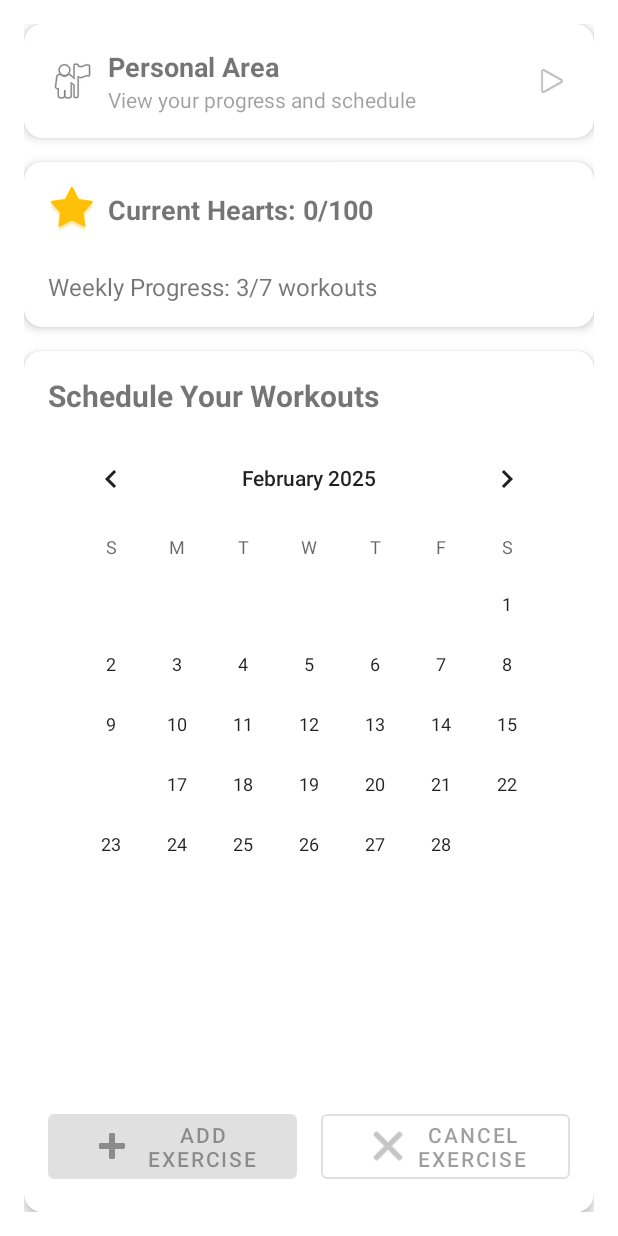
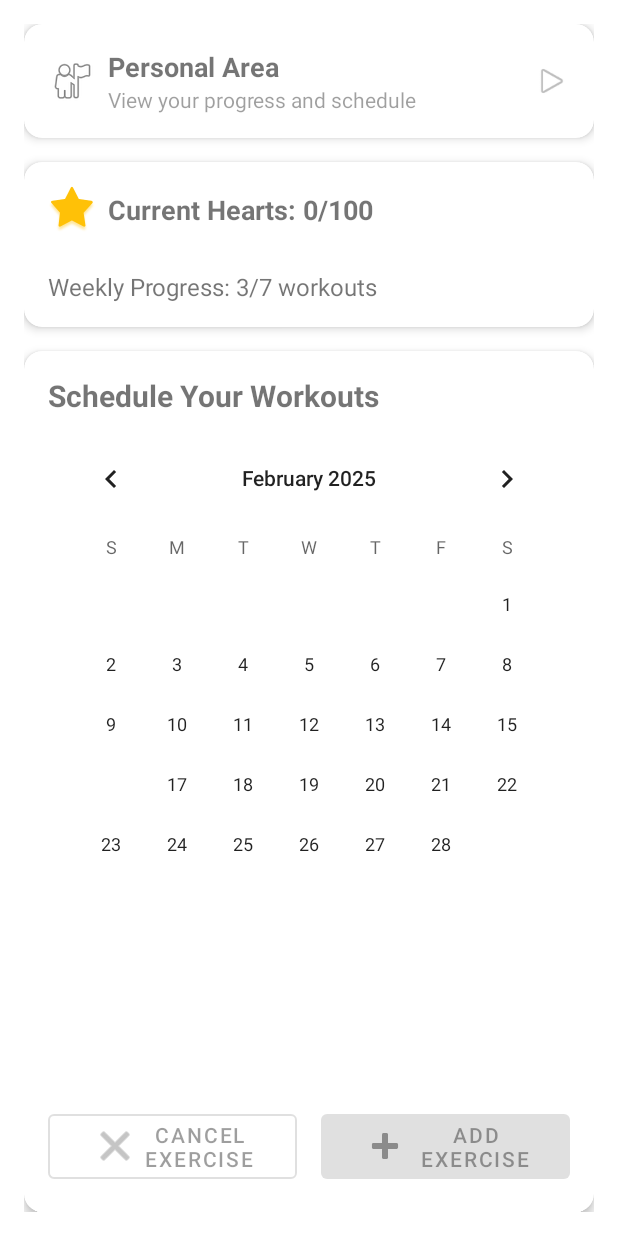
Before and after one commit to stavsiv/FitHit, an Android app: the FragmentMain screen opened through its navigation route, on a phone screen of 412 x 824 dp. Run offline under Robolectric (Android 15) with nearby library versions, the phone set to English and light mode, and no system bars; our stand-ins replace Firebase (no records; nobody signed in at launch, a user with empty details on screens opened directly).

Commit message:
main fragment

```diff
--- a/app/src/main/java/com/example/fithit/Fragments/FragmentMain.java
+++ b/app/src/main/java/com/example/fithit/Fragments/FragmentMain.java
@@ -1,30 +1,186 @@
 package com.example.fithit.Fragments;
+
+import android.annotation.SuppressLint;
+import android.content.Context;
 import android.os.Bundle;
 import android.util.Log;
 import android.view.LayoutInflater;
 import android.view.View;
 import android.view.ViewGroup;
+import android.widget.CalendarView;
+import android.widget.ProgressBar;
+import android.widget.TextView;
+import android.widget.Toast;
+
+import androidx.navigation.Navigation;
 
 import androidx.fragment.app.Fragment;
-import androidx.navigation.Navigation;
 
+import com.example.fithit.Models.Workout;
 import com.example.fithit.R;
+import com.google.android.material.button.MaterialButton;
 import com.google.android.material.card.MaterialCardView;
+import com.google.android.material.dialog.MaterialAlertDialogBuilder;
 
+import java.text.SimpleDateFormat;
+import java.util.Calendar;
+import java.util.Date;
+import java.util.Locale;
 
 public class FragmentMain extends Fragment {
+    // UI Components
+    private MaterialCardView btnToPersonalArea;
+    private TextView pointsText;
+    private TextView goalsProgressText;
+    private ProgressBar levelProgressBar;
+    private MaterialCardView upcomingWorkoutAlert;
+    private CalendarView calendarView;
+    private MaterialButton btnAddWorkout;
+    private MaterialButton btnCancelWorkout;
+
+    // Selected date for workout management
+    private Date selectedDate;
+
     @Override
-    public View onCreateView(LayoutInflater inflater, ViewGroup container,
-                             Bundle savedInstanceState) {
-        Log.d("FragmentMain", "onCreateView called");
+    public View onCreateView(LayoutInflater inflater, ViewGroup container, Bundle savedInstanceState) {
         View view = inflater.inflate(R.layout.fragment_main, container, false);
-        // הגדרת המעבר לפרגמנט האזור האישי
-        MaterialCardView btnToPersonalArea = view.findViewById(R.id.btn_to_personal_area);
-        btnToPersonalArea.setOnClickListener(v ->
-                Navigation.findNavController(view).navigate(R.id.action_fragmentMain_to_fragmentPersonalArea)
-        );
-
+        initializeViews(view);
+        setupClickListeners();
+        loadUserData();
         return view;
     }
 
+    private void initializeViews(View view) {
+        // Initialize all UI components
+        btnToPersonalArea = view.findViewById(R.id.btn_to_personal_area);
+        pointsText = view.findViewById(R.id.points_text);
+        goalsProgressText = view.findViewById(R.id.goals_progress_text);
+        levelProgressBar = view.findViewById(R.id.level_progress_bar);
+        upcomingWorkoutAlert = view.findViewById(R.id.upcoming_workout_alert);
+        calendarView = view.findViewById(R.id.calendar_view);
+        btnAddWorkout = view.findViewById(R.id.btn_add_workout);
+        btnCancelWorkout = view.findViewById(R.id.btn_cancel_workout);
+
+        // Set initial states
+        btnAddWorkout.setEnabled(false);
+        btnCancelWorkout.setEnabled(false);
+    }
+
+    private void setupClickListeners() {
+        // Personal Area navigation
+        btnToPersonalArea.setOnClickListener(v -> navigateToPersonalArea());
+
+        // Calendar date selection
+        calendarView.setOnDateChangeListener((view, year, month, dayOfMonth) -> {
+            Calendar calendar = Calendar.getInstance();
+            calendar.set(year, month, dayOfMonth);
+            selectedDate = calendar.getTime();
+
+            updateWorkoutButtons();
+        });
+
+        // Workout management buttons
+        //btnAddWorkout.setOnClickListener(v -> showAddWorkoutDialog());
+        btnCancelWorkout.setOnClickListener(v -> showCancelWorkoutDialog());
+    }
+
+    @SuppressLint("DefaultLocale")
+    private void loadUserData() {
+        // TODO: Replace with actual data from your database/repository
+        int currentPoints = getCurrentUserPoints();
+        int maxPoints = getPointsForNextLevel();
+        int weeklyWorkouts = getWeeklyWorkoutsCount();
+        int weeklyGoal = getWeeklyWorkoutGoal();
+
+        // Update UI with user data
+        pointsText.setText(String.format("Current Hearts: %d/%d", currentPoints, maxPoints));
+        goalsProgressText.setText(String.format("Weekly Progress: %d/%d workouts", weeklyWorkouts, weeklyGoal));
+        levelProgressBar.setProgress((currentPoints * 100) / maxPoints);
+
+        // Check and display upcoming workout alert if needed
+        checkUpcomingWorkout();
+    }
+
+    private void updateWorkoutButtons() {
+        if (selectedDate == null) return;
+
+        // Enable/disable buttons based on whether the selected date has a workout
+        boolean hasWorkout = checkIfDateHasWorkout(selectedDate);
+        boolean isPastDate = selectedDate.before(new Date());
+
+        btnAddWorkout.setEnabled(!hasWorkout && !isPastDate);
+        btnCancelWorkout.setEnabled(hasWorkout && !isPastDate);
+    }
+
+    private void checkUpcomingWorkout() {
+        // TODO: Check if there's an upcoming workout in the next week
+        Workout nextWorkout = getNextScheduledWorkout();
+        if (nextWorkout != null) {
+            showUpcomingWorkoutAlert(nextWorkout);
+        }
+    }
+
+    private void showUpcomingWorkoutAlert(Workout workout) {
+        upcomingWorkoutAlert.setVisibility(View.VISIBLE);
+        TextView alertText = upcomingWorkoutAlert.findViewById(android.R.id.text1);
+        String alertMessage = String.format("Upcoming workout: %s on %s",
+                workout.getType(),
+                new SimpleDateFormat("dd/MM/yyyy", Locale.getDefault()).format(workout.getDate()));
+        alertText.setText(alertMessage);
+    }
+
+    private void navigateToPersonalArea() {
+        try {
+            Navigation.findNavController(getView()).navigate(R.id.action_fragmentMain_to_fragmentPersonalArea);
+        } catch (Exception e) {
+            Log.e("Navigation", "Failed to navigate to personal area fragment", e);
+            Context context = getContext();
+            if (context != null) {
+                Toast.makeText(context,
+                        "Failed to navigate: " + e.getMessage(),
+                        Toast.LENGTH_SHORT).show();
+            }
+        }
+    }
+
+//    private void showAddWorkoutDialog() {
+//        // TODO: Implement add workout dialog
+//        WorkoutDialogFragment dialog = WorkoutDialogFragment.newInstance(selectedDate);
+//        dialog.show(getChildFragmentManager(), "AddWorkout");
+//    }
+
+    private void showCancelWorkoutDialog() {
+        Context context = getContext();
+        if (context != null) {
+            new MaterialAlertDialogBuilder(context)
+                    .setTitle("Cancel Workout")
+                    .setMessage("Are you sure you want to cancel this workout?")
+                    .setPositiveButton("Yes", (dialog, which) -> cancelWorkout())
+                    .setNegativeButton("No", null)
+                    .show();
+        } else {
+            Log.e("Dialog", "Context is null, cannot show cancel workout dialog");
+        }
+    }
+
+    private void cancelWorkout() {
+        // TODO: Implement workout cancellation logic
+        if (selectedDate != null) {
+            // Delete workout from database
+            // Update UI
+            updateWorkoutButtons();
+            loadUserData();
+        }
+    }
+
+    // TODO: Implement these methods to get actual data from your backend/database
+    private int getCurrentUserPoints() { return 0; }
+    private int getPointsForNextLevel() { return 100; }
+    private int getWeeklyWorkoutsCount() { return 3; }
+    private int getWeeklyWorkoutGoal() { return 7; }
+    private boolean checkIfDateHasWorkout(Date date) { return false; }
+    private Workout getNextScheduledWorkout() { return null; }
+
+    // Workout data class (you might want to move this to a separate file)
+
 }
--- a/app/src/main/res/layout/fragment_main.xml
+++ b/app/src/main/res/layout/fragment_main.xml
@@ -170,16 +170,6 @@
                 android:gravity="center"
                 android:layout_marginTop="16dp">
 
-                <com.google.android.material.button.MaterialButton
-                    android:id="@+id/btn_add_workout"
-                    android:layout_width="0dp"
-                    android:layout_height="wrap_content"
-                    android:layout_weight="1"
-                    android:text="Add Exercise"
-                    android:layout_marginEnd="8dp"
-                    android:enabled="false"
-                    app:icon="@android:drawable/ic_input_add"
-                    app:iconGravity="textStart" />
 
                 <com.google.android.material.button.MaterialButton
                     android:id="@+id/btn_cancel_workout"
@@ -187,10 +177,21 @@
                     android:layout_height="wrap_content"
                     android:layout_weight="1"
                     android:text="Cancel Exercise"
-                    android:layout_marginStart="8dp"
+                    android:layout_marginEnd="8dp"
                     android:enabled="false"
                     style="@style/Widget.MaterialComponents.Button.OutlinedButton"
                     app:icon="@android:drawable/ic_menu_close_clear_cancel"
+                    app:iconGravity="textStart" />
+
+                <com.google.android.material.button.MaterialButton
+                    android:id="@+id/btn_add_workout"
+                    android:layout_width="0dp"
+                    android:layout_height="wrap_content"
+                    android:layout_weight="1"
+                    android:text="Add Exercise"
+                    android:layout_marginStart="8dp"
+                    android:enabled="false"
+                    app:icon="@android:drawable/ic_input_add"
                     app:iconGravity="textStart" />
             </LinearLayout>
         </LinearLayout>
```
Also changed, not shown: app/src/main/java/com/example/fithit/Models/Workout.java (+9 -15 lines).
